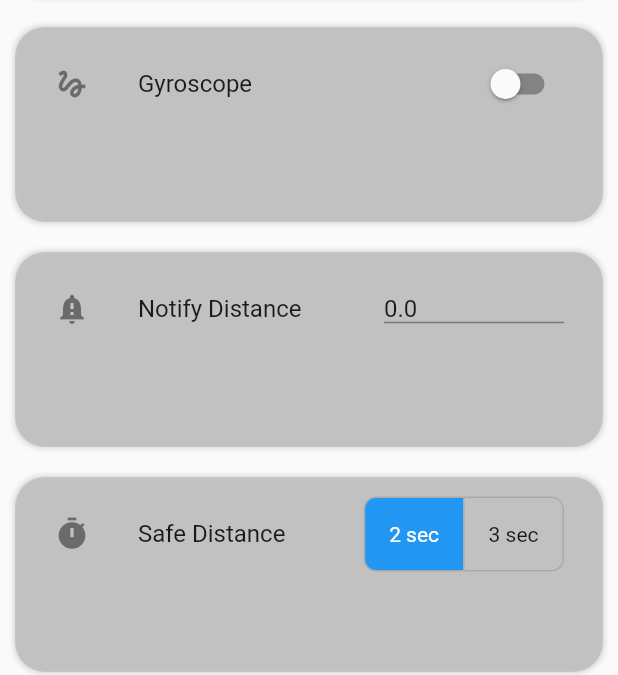
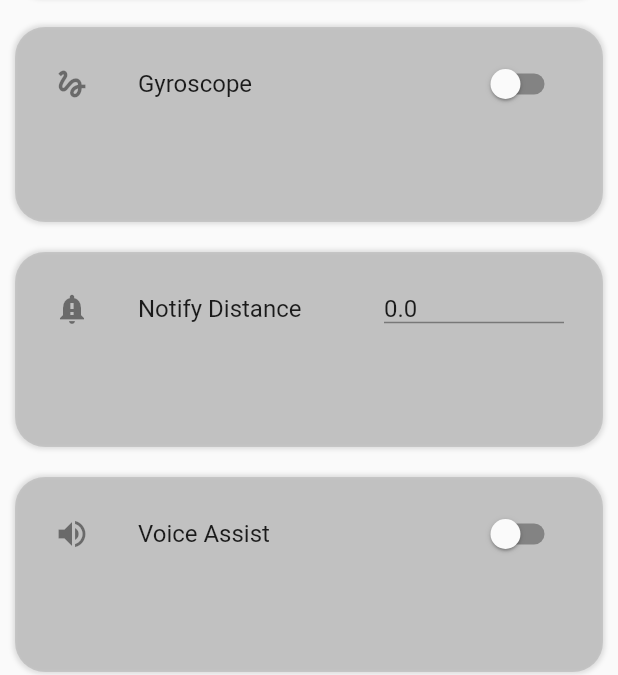
Before and after one commit to eslamKhalaf990/On-The-road, a Flutter app: the SettingsView screen opened directly, on a phone screen of 412 x 824 dp, the part 561-1236 px from its top. Run offline on Flutter 3.47's test engine with Material 2 defaults, Android fonts, the phone set to English and light mode, and no system bars; our stand-ins replace camera, firebase_core, firebase_messaging, flutter_secure_storage, flutter_spinkit, flutter_tts and 7 more; missing offline and left inert: dart:ffi, flutter_polyline_points, flutter_pytorch, statistics; accounts and stored records are empty.

Commit message:
images, settings v5.0

```diff
--- a/lib/model/settings.dart
+++ b/lib/model/settings.dart
@@ -89,6 +89,7 @@ class SettingsModel extends ChangeNotifier {
     notifyListeners();
   }
 
+
   void getNotifyDistance() async {
     double state = await securedUserStorage.getDistanceState();
     notifyDistance = state;
--- a/lib/view/settings/settings.dart
+++ b/lib/view/settings/settings.dart
@@ -225,54 +225,58 @@ class _SettingsViewState extends State<SettingsView> {
                       ),
                     ),
                   ),
-                  Container(
-                    height: 130,
-                    padding: const EdgeInsets.all(10),
-                    margin: const EdgeInsets.all(10),
-                    decoration: DesignConstants.roundedBorder,
-                    child: ListTile(
-                      leading: const Icon(Icons.timer),
-                      title: const Text('Safe Distance'),
-                      trailing: ToggleButtons(
-                        borderRadius: BorderRadius.circular(8),
-                        selectedColor: Colors.white,
-                        fillColor: Colors.blue,
-                        isSelected: [
-                          settingsModel.safeDistanceTime == 2.0,
-                          settingsModel.safeDistanceTime == 3.0,
-                        ],
-                        onPressed: (index) {
-                          settingsModel.safeDistanceTime = [2.0, 3.0][index];
-                        },
-                        children: const [
-                          Padding(
-                            padding: EdgeInsets.symmetric(horizontal: 16),
-                            child: Text('2 sec'),
-                          ),
-                          Padding(
-                            padding: EdgeInsets.symmetric(horizontal: 16),
-                            child: Text('3 sec'),
-                          ),
-                        ],
-                      ),
-                    ),
-                  ),
-                  Container(
-                    height: 130,
-                    padding: const EdgeInsets.all(10),
-                    margin: const EdgeInsets.all(10),
-                    decoration: DesignConstants.roundedBorder,
-                    child: ListTile(
-                      leading: const Icon(Icons.question_answer),
-                      title: const Text('Ask About Objects on Road'),
-                      trailing: Switch(
-                        value: Provider.of<SettingsModel>(context).askAboutObjects,
-                        onChanged: (value) {
-                          settingsModel.setAskAboutObjects(value);
-                        },
-                      ),
-                    ),
-                  ),
+                  // Container(
+                  //   height: 130,
+                  //   padding: const EdgeInsets.all(10),
+                  //   margin: const EdgeInsets.all(10),
+                  //   decoration: DesignConstants.roundedBorder,
+                  //   child: ListTile(
+                  //     leading: const Icon(Icons.timer),
+                  //     title: const Text('Safe Distance'),
+                  //     trailing: ToggleButtons(
+                  //
+                  //       borderRadius: BorderRadius.circular(8),
+                  //       selectedColor: Colors.white,
+                  //       fillColor: Colors.grey,
+                  //
+                  //       isSelected: [
+                  //         settingsModel.safeDistanceTime == 2.0,
+                  //         settingsModel.safeDistanceTime == 3.0,
+                  //       ],
+                  //
+                  //       onPressed: (index) {
+                  //         settingsModel.setSafeDistanceTime([2.0, 3.0][index]);
+                  //       },
+                  //
+                  //       children: const [
+                  //         Padding(
+                  //           padding: EdgeInsets.symmetric(horizontal: 16),
+                  //           child: Text('2 sec'),
+                  //         ),
+                  //         Padding(
+                  //           padding: EdgeInsets.symmetric(horizontal: 16),
+                  //           child: Text('3 sec'),
+                  //         ),
+                  //       ],
+                  //     ),
+                  //   ),
+                  // ),
+                  // Container(
+                  //   height: 130,
+                  //   padding: const EdgeInsets.all(10),
+                  //   margin: const EdgeInsets.all(10),
+                  //   decoration: DesignConstants.roundedBorder,
+                  //   child: ListTile(
+                  //     leading: const Icon(Icons.question_answer),
+                  //     title: const Text('Ask About Objects on Road'),
+                  //     trailing: Switch(
+                  //       value: Provider.of<SettingsModel>(context).askAboutObjects,
+                  //       onChanged: (value) {
+                  //         settingsModel.setAskAboutObjects(value);
+                  //       },
+                  //     ),
+                  //   ),
+                  // ),
                   Container(
                     height: 130,
                     padding: const EdgeInsets.all(10),
```
Also changed, not shown: pubspec.lock.
